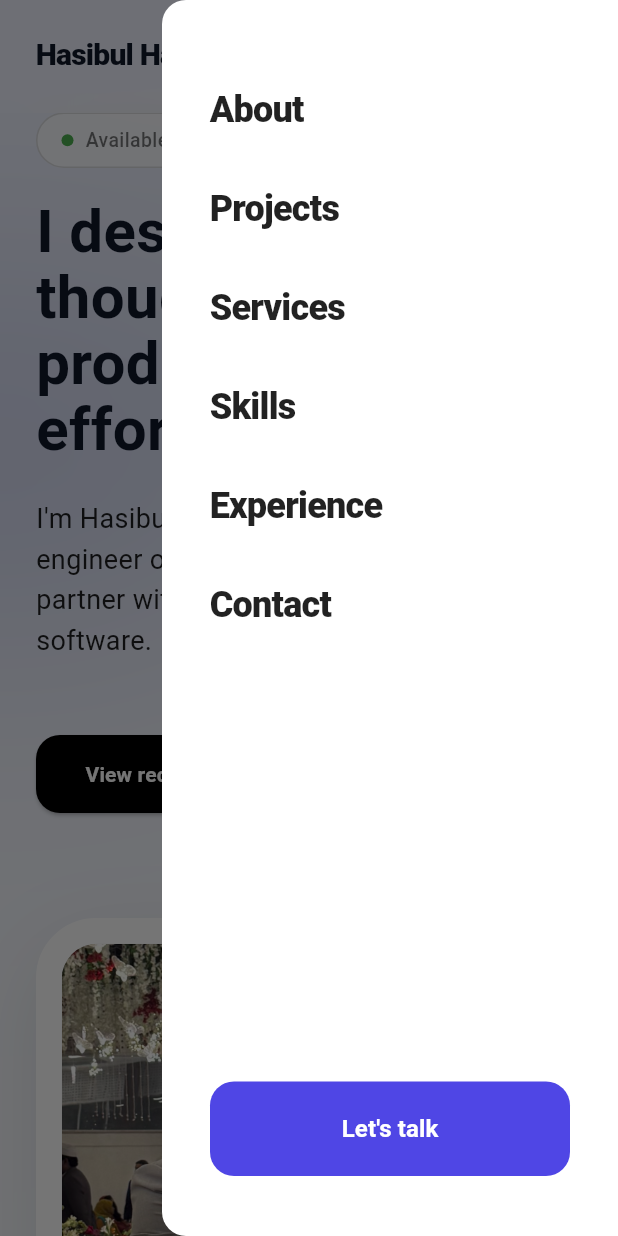
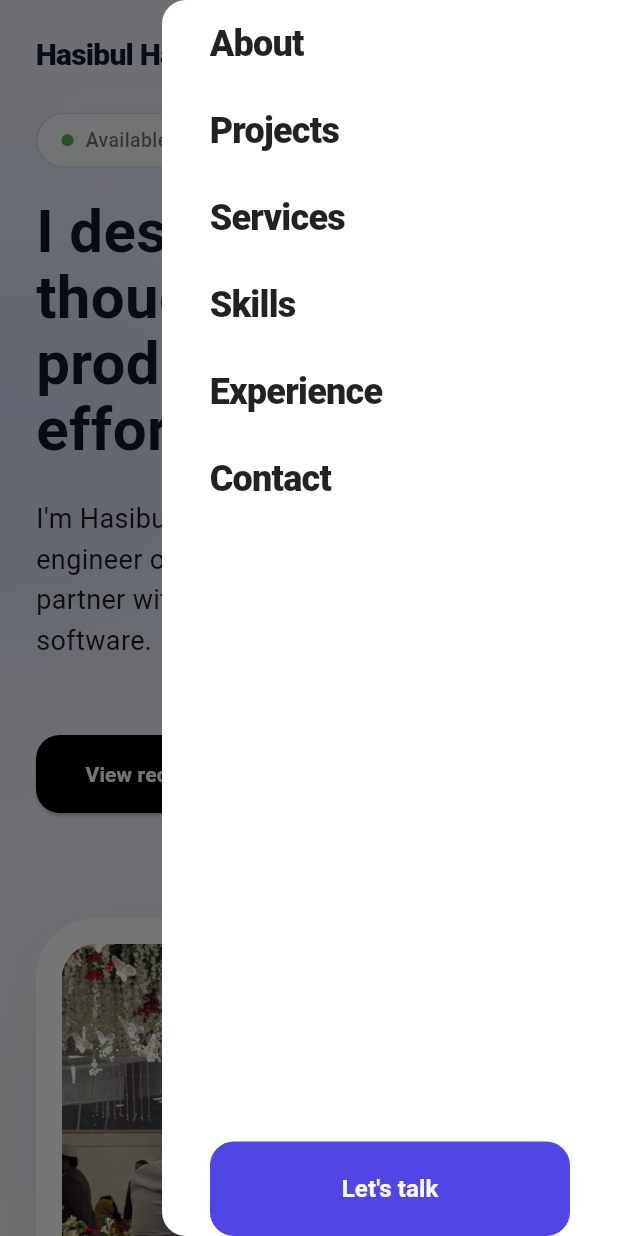
Before and after one commit to MHHJisan/self_portfolio_app, a Flutter app: the screen it shows after launch, after a tap on the "menu" icon, on a phone screen of 412 x 824 dp. Run offline on Flutter 3.47's test engine with Material 3 defaults, Android fonts, the phone set to English and light mode, and no system bars; our stand-ins replace font_awesome_flutter, open_filex.

Commit message:
vetical padding decreased

```diff
--- a/lib/main.dart
+++ b/lib/main.dart
@@ -118,7 +118,7 @@ class _HomeScreenState extends State<HomeScreen> {
                 ResumeSection(),
                 ContactSection(key: contactSectionKey),
                 FooterSection(),
-                const SizedBox(height: 500),
+                // const SizedBox(height: 50),
               ],
             ),
           ),
@@ -149,7 +149,7 @@ class _HomeScreenState extends State<HomeScreen> {
       backgroundColor: isDark ? const Color(0xFF020617) : Colors.white,
       child: SafeArea(
         child: Padding(
-          padding: const EdgeInsets.symmetric(horizontal: 32, vertical: 40),
+          padding: const EdgeInsets.symmetric(horizontal: 32, vertical: 0),
           child: Column(
             crossAxisAlignment: CrossAxisAlignment.start,
             children: [
@@ -179,7 +179,7 @@ class _HomeScreenState extends State<HomeScreen> {
       onPressed: onTap,
       style: TextButton.styleFrom(
         alignment: Alignment.centerLeft,
-        padding: const EdgeInsets.symmetric(vertical: 16),
+        padding: const EdgeInsets.symmetric(vertical: 12),
         foregroundColor: isDark ? Colors.white : Colors.black87,
         backgroundColor: Colors.transparent,
         overlayColor: Colors.transparent,
@@ -232,7 +232,7 @@ class BackgroundWrapper extends StatelessWidget {
             colors: [
               isDark
                   ? const Color(0xFF020617)
-                  : const Color(0xFFEEF2FF).withOpacity(0.9),
+                  : const Color(0x00eef2ff).withOpacity(0.9),
               Theme.of(context).scaffoldBackgroundColor,
             ],
           ),
--- a/lib/sections/about_section.dart
+++ b/lib/sections/about_section.dart
@@ -11,7 +11,7 @@ class AboutSection extends StatelessWidget {
     final bool isMobile = screenWidth < 800;
 
     return Container(
-      padding: const EdgeInsets.symmetric(vertical: 80, horizontal: 24),
+      padding: const EdgeInsets.symmetric(vertical: 0, horizontal: 24),
       child: Column(
         children: [
           // --- HEADER PART ---
--- a/lib/sections/award_section.dart
+++ b/lib/sections/award_section.dart
@@ -55,7 +55,7 @@ class AwardsSection extends StatelessWidget {
     ];
 
     return Container(
-      padding: const EdgeInsets.symmetric(vertical: 80, horizontal: 24),
+      padding: const EdgeInsets.symmetric(vertical: 20, horizontal: 24),
       child: Column(
         children: [
           // --- HEADER ---
--- a/lib/sections/contact_section.dart
+++ b/lib/sections/contact_section.dart
@@ -22,7 +22,7 @@ class ContactSection extends StatelessWidget {
     final bool isDark = Theme.of(context).brightness == Brightness.dark;
 
     return Container(
-      padding: const EdgeInsets.symmetric(vertical: 80, horizontal: 24),
+      padding: const EdgeInsets.symmetric(vertical: 40, horizontal: 24),
       child: Stack(
         alignment: Alignment.center,
         children: [
--- a/lib/sections/experience_section.dart
+++ b/lib/sections/experience_section.dart
@@ -62,7 +62,7 @@ class ExperienceSection extends StatelessWidget {
     final sortedYears = grouped.keys.toList()..sort((a, b) => b.compareTo(a));
 
     return Container(
-      padding: const EdgeInsets.symmetric(vertical: 80, horizontal: 24),
+      padding: const EdgeInsets.symmetric(vertical: 20, horizontal: 24),
       child: Column(
         children: [
           // HEADER
--- a/lib/sections/hero_section.dart
+++ b/lib/sections/hero_section.dart
@@ -34,7 +34,7 @@ class HeroSection extends StatelessWidget {
           padding: EdgeInsets.only(
             left: 24,
             right: 24,
-            bottom: 80,
+            bottom: 40,
           ),
           child: isMobile
               ? Column(
--- a/lib/sections/resume_section.dart
+++ b/lib/sections/resume_section.dart
@@ -52,7 +52,7 @@ class ResumeSection extends StatelessWidget {
     final bool isDark = Theme.of(context).brightness == Brightness.dark;
 
     return Container(
-      padding: const EdgeInsets.symmetric(vertical: 80, horizontal: 24),
+      padding: const EdgeInsets.symmetric(vertical: 0, horizontal: 24),
       child: Center(
         child: Column(
           children: [
@@ -65,7 +65,7 @@ class ResumeSection extends StatelessWidget {
                 color: isDark ? const Color(0xFF818CF8) : const Color(0xFF4F46E5),
               ),
             ),
-            const SizedBox(height: 16),
+            // const SizedBox(height: 0),
             Text(
               "Download my resume",
               textAlign: TextAlign.center,
@@ -83,7 +83,7 @@ class ResumeSection extends StatelessWidget {
                 textAlign: TextAlign.center,
                 style: TextStyle(
                   fontSize: 18,
-                  color: isDark ? Colors.white70 : AppColors.slate500,
+                  color: isDark ? Colors.white70 : AppColors.green500,
                 ),
               ),
             ),
--- a/lib/sections/services_section.dart
+++ b/lib/sections/services_section.dart
@@ -48,7 +48,7 @@ class ServicesSection extends StatelessWidget {
     ];
 
     return Container(
-      padding: const EdgeInsets.symmetric(vertical: 80, horizontal: 24),
+      padding: const EdgeInsets.symmetric(vertical: 20, horizontal: 24),
       child: Column(
         children: [
           if (isMobile)
--- a/lib/sections/skills_section.dart
+++ b/lib/sections/skills_section.dart
@@ -28,7 +28,7 @@ class SkillsSection extends StatelessWidget {
     ];
 
     return Container(
-      padding: const EdgeInsets.symmetric(vertical: 80, horizontal: 24),
+      padding: const EdgeInsets.symmetric(vertical: 20, horizontal: 24),
       child: Column(
         children: [
           // --- HEADER ---
--- a/lib/sections/volunteering_section.dart
+++ b/lib/sections/volunteering_section.dart
@@ -57,7 +57,7 @@ class VolunteeringSection extends StatelessWidget {
     ];
 
     return Container(
-      padding: const EdgeInsets.symmetric(vertical: 80, horizontal: 24),
+      padding: const EdgeInsets.symmetric(vertical: 40, horizontal: 24),
       child: Center(
         child: ConstrainedBox(
           constraints: const BoxConstraints(maxWidth: 800),
--- a/lib/theme/colors.dart
+++ b/lib/theme/colors.dart
@@ -2,11 +2,130 @@ import 'package:flutter/material.dart';
 
 class AppColors {
   // Slate Palette
+  static const Color slate50 = Color(0xFFF8FAFC);
+  static const Color slate100 = Color(0xFFF1F5F9);
+  static const Color slate200 = Color(0xFFE2E8F0);
+  static const Color slate300 = Color(0xFFCBD5E1);
+  static const Color slate400 = Color(0xFF94A3B8);
   static const Color slate500 = Color(0xFFF8FAFC);
   static const Color slate600 = Color(0xFF475569);
+  static const Color slate700 = Color(0xFF1D2939);
   static const Color slate900 = Color(0xFF0F172A);
   static const Color slate950 = Color(0xFF020617);
 
   // Indigo Palette
+  static const Color indigo50 = Color(0xFFEEF2FF);
+  static const Color indigo100 = Color(0xFFE0E7FF);
+  static const Color indigo200 = Color(0xFFC7D2FE);
+  static const Color indigo300 = Color(0xFFA5B4FC);
+  static const Color indigo400 = Color(0xFF818CF8);
+  static const Color indigo500 = Color(0xFF6366F1);
   static const Color indigo600 = Color(0xFF4F46E5);
+  static const Color indigo700 = Color(0xFF4338CA);
+  static const Color indigo800 = Color(0xFF3730A3);
+  static const Color indigo900 = Color(0xFF312E81);
+  static const Color indigo950 = Color(0xFF020617);
+  static const Color indigo1000 = Color(0xFF020617);
+
+
+  static const Color beige50 = Color(0xFFFCEBD4);
+  static const Color beige100 = Color(0xFFF9F0DB);
+  static const Color beige200 = Color(0xFFF4E7C6);
+  static const Color beige300 = Color(0xFFEBE2B5);
+  static const Color beige400 = Color(0xFFD7CC99);
+  static const Color beige500 = Color(0xFFC4B074);
+  static const Color beige600 = Color(0xFFA08E57);
+  static const Color beige700 = Color(0xFF7B6D3F);
+  static const Color beige800 = Color(0xFF5C4D2E);
+  static const Color beige900 = Color(0xFF483C27);
+  static const Color beige950 = Color(0xFF020617);
+
+  static const Color amber50 = Color(0xFFFFF3CD);
+  static const Color amber100 = Color(0xFFFFE0B2);
+  static const Color amber200 = Color(0xFFFFCC80);
+  static const Color amber300 = Color(0xFFFFA74D);
+  static const Color amber400 = Color(0xFFFF8B50);
+  static const Color amber500 = Color(0xFFFF7043);
+  static const Color amber600 = Color(0xFFF55A37);
+  static const Color amber700 = Color(0xFFE53E24);
+  static const Color amber800 = Color(0xFFD42E1F);
+  static const Color amber900 = Color(0xFFBF2612);
+  static const Color amber950 = Color(0xFF020617);
+
+  static const Color green50 = Color(0xFFD1FADD);
+  static const Color green100 = Color(0xFFA7F3D0);
+  static const Color green200 = Color(0xFF6EE700);
+  static const Color green300 = Color(0xFF34D399);
+  static const Color red50 = Color(0xFFFFEEEE);
+  static const Color blue50 = Color(0xFFD9F6FF);
+  static const Color orange50 = Color(0xFFFFF3CD);
+  static const Color yellow50 = Color(0xFFFFF3CD);
+  static const Color purple50 = Color(0xFFFCEBD4);
+  static const Color teal50 = Color(0xFFD1FADD);
+  static const Color pink50 = Color(0xFFFFEEEE);
+  static const Color gray50 = Color(0xFFF8FAFC);
+
+  static const Color green500 = Color(0xFF48BB78);
+  static const Color red500 = Color(0xFFEF4444);
+  static const Color blue500 = Color(0xFF0EA5E9);
+  static const Color orange500 = Color(0xFFFB923C);
+  static const Color yellow500 = Color(0xFFFACC15);
+  static const Color purple500 = Color(0xFF9F7AEA);
+  static const Color teal500 = Color(0xFF48BB78);
+  static const Color pink500 = Color(0xFFF06595);
+  static const Color gray500 = Color(0xFFF8FAFC);
+
+  static const Color green900 = Color(0xFF48BB78);
+  static const Color red900 = Color(0xFFEF4444);
+  static const Color blue900 = Color(0xFF0EA5E9);
+  static const Color orange900 = Color(0xFFFB923C);
+  static const Color yellow900 = Color(0xFFFACC15);
+  static const Color purple900 = Color(0xFF9F7AEA);
+  static const Color teal900 = Color(0xFF48BB78);
+  static const Color pink900 = Color(0xFFF06595);
+  static const Color gray900 = Color(0xFFF8FAFC);
+
+  static const Color green950 = Color(0xFF020617);
+  static const Color red950 = Color(0xFF020617);
+  static const Color blue950 = Color(0xFF020617);
+  static const Color orange950 = Color(0xFF020617);
+  static const Color yellow950 = Color(0xFF020617);
+  static const Color purple950 = Color(0xFF020617);
+  static const Color teal950 = Color(0xFF020617);
+  static const Color pink950 = Color(0xFF020617);
+  static const Color gray950 = Color(0xFF020617);
+
+  static const Color green1000 = Color(0xFF020617);
+  static const Color red1000 = Color(0xFF020617);
+  static const Color blue1000 = Color(0xFF020617);
+  static const Color orange1000 = Color(0xFF020617);
+  static const Color yellow1000 = Color(0xFF020617);
+  static const Color purple1000 = Color(0xFF020617);
+  static const Color teal1000 = Color(0xFF020617);
+  static const Color pink1000 = Color(0xFF020617);
+  static const Color gray1000 = Color(0xFF020617);
+  static const Color indigo1100 = Color(0xFF020617);
+  static const Color green1100 = Color(0xFF020617);
+  static const Color red1100 = Color(0xFF020617);
+  static const Color blue1100 = Color(0xFF020617);
+  static const Color orange1100 = Color(0xFF020617);
+  static const Color yellow1100 = Color(0xFF020617);
+  static const Color purple1100 = Color(0xFF020617);
+  static const Color teal1100 = Color(0xFF020617);
+  static const Color pink1100 = Color(0xFF020617);
+  static const Color gray1100 = Color(0xFF020617);
+  static const Color indigo1200 = Color(0xFF020617);
+  static const Color green1200 = Color(0xFF020617);
+  static const Color red1200 = Color(0xFF020617);
+  static const Color blue1200 = Color(0xFF020617);
+  static const Color orange1200 = Color(0xFF020617);
+  static const Color yellow1200 = Color(0xFF020617);
+  static const Color purple1200 = Color(0xFF020617);
+  static const Color teal1200 = Color(0xFF020617);
+  static const Color pink1200 = Color(0xFF020617);
+  static const Color gray1200 = Color(0xFF020617);
+  static const Color indigo1300 = Color(0xFF020617);
+  static const Color green1300 = Color(0xFF020617);
+  static const Color red1300 = Color(0xFF020617);
+
 }
```
